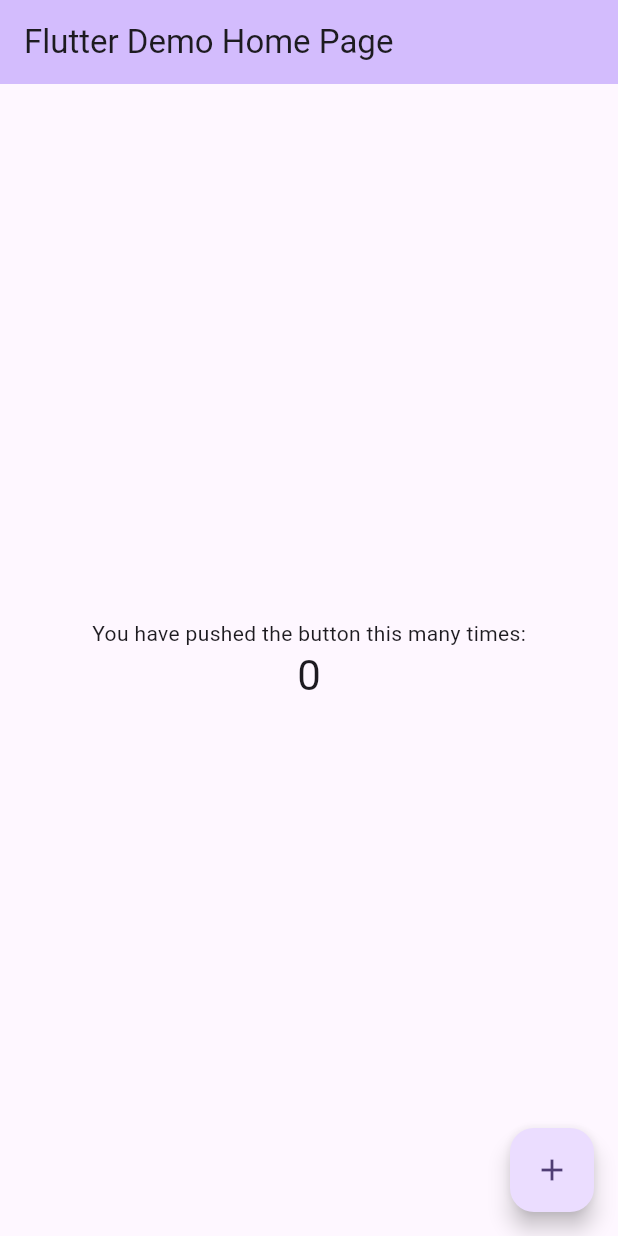
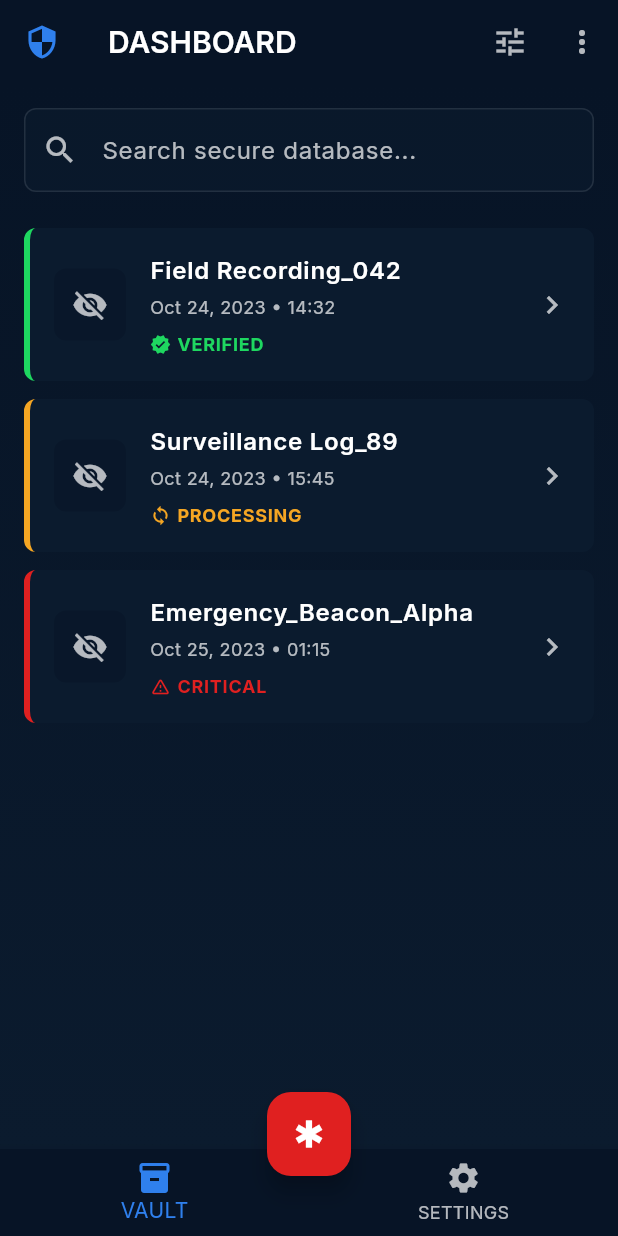
Before and after one commit to azizur-rahaman/tfgbv-prevention-platform, a Flutter app: the screen it shows after launch, on a phone screen of 412 x 824 dp. Run offline on Flutter 3.47's test engine with Material 3 defaults, Android fonts, the phone set to English and light mode, and no system bars; our stand-ins replace google_fonts.

Commit message:
chore: setup dark security theme and clean architecture

```diff
--- /dev/null
+++ b/lib/config/theme/app_colors.dart
@@ -0,0 +1,29 @@
+import 'package:flutter/material.dart';
+
+class AppColors {
+  // Primary Backgrounds
+  static const Color backgroundDark = Color(0xFF071426);
+  static const Color backgroundLight = Color(0xFF0B1B2E);
+
+  // Gradient Background
+  static const LinearGradient backgroundGradient = LinearGradient(
+    begin: Alignment.topCenter,
+    end: Alignment.bottomCenter,
+    colors: [
+      backgroundDark,
+      backgroundLight,
+    ],
+  );
+
+  // Accent Colors
+  static const Color primaryAccent = Color(0xFF2F80ED); // Alternatively 0xFF1E6BD6
+
+  // Status Colors
+  static const Color success = Color(0xFF1ED760); // Alternatively 0xFF16C784
+  static const Color warning = Color(0xFFF5A623);
+  static const Color critical = Color(0xFFE02020); // Alternatively 0xFFFF2D2D
+
+  // Text Colors
+  static const Color textPrimary = Colors.white;
+  static const Color textSecondary = Colors.white70;
+}
--- /dev/null
+++ b/lib/config/theme/app_theme.dart
@@ -0,0 +1,77 @@
+import 'package:flutter/material.dart';
+import 'package:google_fonts/google_fonts.dart';
+import 'app_colors.dart';
+
+class AppTheme {
+  static ThemeData get darkTheme {
+    return ThemeData(
+      useMaterial3: true,
+      brightness: Brightness.dark,
+      scaffoldBackgroundColor: AppColors.backgroundDark,
+      primaryColor: AppColors.primaryAccent,
+
+      // Typography System
+      textTheme: GoogleFonts.interTextTheme(ThemeData.dark().textTheme)
+          .copyWith(
+            titleLarge: GoogleFonts.inter(fontWeight: FontWeight.w500),
+            titleMedium: GoogleFonts.inter(fontWeight: FontWeight.w500),
+            titleSmall: GoogleFonts.inter(fontWeight: FontWeight.w500),
+            bodyLarge: GoogleFonts.inter(fontWeight: FontWeight.w400),
+            bodyMedium: GoogleFonts.inter(fontWeight: FontWeight.w400),
+            bodySmall: GoogleFonts.inter(fontWeight: FontWeight.w400),
+          ),
+
+      // Color Scheme
+      colorScheme: const ColorScheme.dark(
+        primary: AppColors.primaryAccent,
+        secondary: AppColors.backgroundLight,
+        surface: AppColors.backgroundLight,
+        error: AppColors.critical,
+        onPrimary: AppColors.textPrimary,
+        onSecondary: AppColors.textPrimary,
+        onSurface: AppColors.textPrimary,
+        onError: AppColors.textPrimary,
+      ),
+
+      // Components Theme
+      appBarTheme: AppBarTheme(
+        backgroundColor: Colors.transparent,
+        elevation: 0,
+        centerTitle: false,
+        titleTextStyle: GoogleFonts.inter(
+          fontSize: 20,
+          fontWeight: FontWeight.w600,
+          color: AppColors.textPrimary,
+        ),
+        iconTheme: const IconThemeData(color: AppColors.primaryAccent),
+      ),
+
+      elevatedButtonTheme: ElevatedButtonThemeData(
+        style: ElevatedButton.styleFrom(
+          backgroundColor: AppColors.primaryAccent,
+          foregroundColor: AppColors.textPrimary,
+          textStyle: GoogleFonts.inter(fontWeight: FontWeight.w500),
+          shape: RoundedRectangleBorder(borderRadius: BorderRadius.circular(8)),
+        ),
+      ),
+
+      inputDecorationTheme: InputDecorationTheme(
+        filled: true,
+        fillColor: AppColors.backgroundLight.withAlpha(128),
+        border: OutlineInputBorder(
+          borderRadius: BorderRadius.circular(8),
+          borderSide: BorderSide(color: Colors.white.withAlpha(26)),
+        ),
+        enabledBorder: OutlineInputBorder(
+          borderRadius: BorderRadius.circular(8),
+          borderSide: BorderSide(color: Colors.white.withAlpha(26)),
+        ),
+        focusedBorder: OutlineInputBorder(
+          borderRadius: BorderRadius.circular(8),
+          borderSide: const BorderSide(color: AppColors.primaryAccent),
+        ),
+        hintStyle: GoogleFonts.inter(color: AppColors.textSecondary),
+      ),
+    );
+  }
+}
--- a/lib/main.dart
+++ b/lib/main.dart
@@ -1,4 +1,6 @@
 import 'package:flutter/material.dart';
+import 'config/theme/app_theme.dart';
+import 'config/theme/app_colors.dart';
 
 void main() {
   runApp(const MyApp());
@@ -7,116 +9,182 @@ void main() {
 class MyApp extends StatelessWidget {
   const MyApp({super.key});
 
-  // This widget is the root of your application.
   @override
   Widget build(BuildContext context) {
     return MaterialApp(
-      title: 'Flutter Demo',
-      theme: ThemeData(
-        // This is the theme of your application.
-        //
-        // TRY THIS: Try running your application with "flutter run". You'll see
-        // the application has a purple toolbar. Then, without quitting the app,
-        // try changing the seedColor in the colorScheme below to Colors.green
-        // and then invoke "hot reload" (save your changes or press the "hot
-        // reload" button in a Flutter-supported IDE, or press "r" if you used
-        // the command line to start the app).
-        //
-        // Notice that the counter didn't reset back to zero; the application
-        // state is not lost during the reload. To reset the state, use hot
-        // restart instead.
-        //
-        // This works for code too, not just values: Most code changes can be
-        // tested with just a hot reload.
-        colorScheme: ColorScheme.fromSeed(seedColor: Colors.deepPurple),
-      ),
-      home: const MyHomePage(title: 'Flutter Demo Home Page'),
+      title: 'TFGBV Prevention Platform',
+      theme: AppTheme.darkTheme,
+      home: const TestDashboardScreen(),
+      debugShowCheckedModeBanner: false,
     );
   }
 }
 
-class MyHomePage extends StatefulWidget {
-  const MyHomePage({super.key, required this.title});
-
-  // This widget is the home page of your application. It is stateful, meaning
-  // that it has a State object (defined below) that contains fields that affect
-  // how it looks.
-
-  // This class is the configuration for the state. It holds the values (in this
-  // case the title) provided by the parent (in this case the App widget) and
-  // used by the build method of the State. Fields in a Widget subclass are
-  // always marked "final".
-
-  final String title;
-
-  @override
-  State<MyHomePage> createState() => _MyHomePageState();
-}
-
-class _MyHomePageState extends State<MyHomePage> {
-  int _counter = 0;
-
-  void _incrementCounter() {
-    setState(() {
-      // This call to setState tells the Flutter framework that something has
-      // changed in this State, which causes it to rerun the build method below
-      // so that the display can reflect the updated values. If we changed
-      // _counter without calling setState(), then the build method would not be
-      // called again, and so nothing would appear to happen.
-      _counter++;
-    });
-  }
+// Temporary screen to visualize the new theme
+class TestDashboardScreen extends StatelessWidget {
+  const TestDashboardScreen({super.key});
 
   @override
   Widget build(BuildContext context) {
-    // This method is rerun every time setState is called, for instance as done
-    // by the _incrementCounter method above.
-    //
-    // The Flutter framework has been optimized to make rerunning build methods
-    // fast, so that you can just rebuild anything that needs updating rather
-    // than having to individually change instances of widgets.
     return Scaffold(
       appBar: AppBar(
-        // TRY THIS: Try changing the color here to a specific color (to
-        // Colors.amber, perhaps?) and trigger a hot reload to see the AppBar
-        // change color while the other colors stay the same.
-        backgroundColor: Theme.of(context).colorScheme.inversePrimary,
-        // Here we take the value from the MyHomePage object that was created by
-        // the App.build method, and use it to set our appbar title.
-        title: Text(widget.title),
+        title: const Text('DASHBOARD'),
+        leading: const Icon(Icons.security, color: AppColors.primaryAccent),
+        actions: [
+          IconButton(
+            icon: const Icon(Icons.tune, color: AppColors.textSecondary),
+            onPressed: () {},
+          ),
+          IconButton(
+            icon: const Icon(Icons.more_vert, color: AppColors.textSecondary),
+            onPressed: () {},
+          ),
+        ],
       ),
-      body: Center(
-        // Center is a layout widget. It takes a single child and positions it
-        // in the middle of the parent.
-        child: Column(
-          // Column is also a layout widget. It takes a list of children and
-          // arranges them vertically. By default, it sizes itself to fit its
-          // children horizontally, and tries to be as tall as its parent.
-          //
-          // Column has various properties to control how it sizes itself and
-          // how it positions its children. Here we use mainAxisAlignment to
-          // center the children vertically; the main axis here is the vertical
-          // axis because Columns are vertical (the cross axis would be
-          // horizontal).
-          //
-          // TRY THIS: Invoke "debug painting" (choose the "Toggle Debug Paint"
-          // action in the IDE, or press "p" in the console), to see the
-          // wireframe for each widget.
-          mainAxisAlignment: MainAxisAlignment.center,
-          children: <Widget>[
-            const Text('You have pushed the button this many times:'),
-            Text(
-              '$_counter',
-              style: Theme.of(context).textTheme.headlineMedium,
+      body: Container(
+        decoration: const BoxDecoration(gradient: AppColors.backgroundGradient),
+        child: ListView(
+          padding: const EdgeInsets.all(16.0),
+          children: [
+            // Search Bar Mockup
+            TextField(
+              decoration: const InputDecoration(
+                hintText: 'Search secure database...',
+                prefixIcon: Icon(Icons.search, color: AppColors.textSecondary),
+              ),
+            ),
+            const SizedBox(height: 24),
+
+            // Verified Status Card
+            _buildStatusCard(
+              title: 'Field Recording_042',
+              timestamp: 'Oct 24, 2023 • 14:32',
+              statusText: 'VERIFIED',
+              statusColor: AppColors.success,
+              statusIcon: Icons.verified,
+              indicatorColor: AppColors.success,
+            ),
+            const SizedBox(height: 12),
+
+            // Processing Status Card
+            _buildStatusCard(
+              title: 'Surveillance Log_89',
+              timestamp: 'Oct 24, 2023 • 15:45',
+              statusText: 'PROCESSING',
+              statusColor: AppColors.warning,
+              statusIcon: Icons.sync,
+              indicatorColor: AppColors.warning,
+            ),
+            const SizedBox(height: 12),
+
+            // Critical Status Card example
+            _buildStatusCard(
+              title: 'Emergency_Beacon_Alpha',
+              timestamp: 'Oct 25, 2023 • 01:15',
+              statusText: 'CRITICAL',
+              statusColor: AppColors.critical,
+              statusIcon: Icons.warning_amber_rounded,
+              indicatorColor: AppColors.critical,
             ),
           ],
         ),
       ),
-      floatingActionButton: FloatingActionButton(
-        onPressed: _incrementCounter,
-        tooltip: 'Increment',
-        child: const Icon(Icons.add),
-      ), // This trailing comma makes auto-formatting nicer for build methods.
+      floatingActionButtonLocation: FloatingActionButtonLocation.centerDocked,
+      floatingActionButton: Padding(
+        padding: const EdgeInsets.only(bottom: 20.0),
+        child: FloatingActionButton(
+          onPressed: () {},
+          backgroundColor: AppColors.critical,
+          child: const Icon(Icons.emergency, color: Colors.white),
+        ),
+      ),
+      bottomNavigationBar: BottomNavigationBar(
+        backgroundColor: AppColors.backgroundDark,
+        selectedItemColor: AppColors.primaryAccent,
+        unselectedItemColor: AppColors.textSecondary,
+        items: const [
+          BottomNavigationBarItem(
+            icon: Icon(Icons.inventory_2),
+            label: 'VAULT',
+          ),
+          BottomNavigationBarItem(
+            icon: Icon(Icons.settings),
+            label: 'SETTINGS',
+          ),
+        ],
+      ),
+    );
+  }
+
+  Widget _buildStatusCard({
+    required String title,
+    required String timestamp,
+    required String statusText,
+    required Color statusColor,
+    required IconData statusIcon,
+    required Color indicatorColor,
+  }) {
+    return Container(
+      decoration: BoxDecoration(
+        color: AppColors.backgroundLight,
+        borderRadius: BorderRadius.circular(8),
+        border: Border(left: BorderSide(color: indicatorColor, width: 4)),
+      ),
+      child: ListTile(
+        contentPadding: const EdgeInsets.symmetric(horizontal: 16, vertical: 8),
+        leading: Container(
+          width: 48,
+          height: 48,
+          decoration: BoxDecoration(
+            color: AppColors.backgroundDark.withAlpha(128),
+            borderRadius: BorderRadius.circular(8),
+          ),
+          child: const Icon(
+            Icons.visibility_off,
+            color: AppColors.textSecondary,
+          ),
+        ),
+        title: Text(
+          title,
+          style: const TextStyle(
+            fontWeight: FontWeight.w600,
+            color: Colors.white,
+          ),
+        ),
+        subtitle: Column(
+          crossAxisAlignment: CrossAxisAlignment.start,
+          children: [
+            const SizedBox(height: 4),
+            Text(
+              timestamp,
+              style: const TextStyle(
+                color: AppColors.textSecondary,
+                fontSize: 12,
+              ),
+            ),
+            const SizedBox(height: 8),
+            Row(
+              children: [
+                Icon(statusIcon, color: statusColor, size: 14),
+                const SizedBox(width: 4),
+                Text(
+                  statusText,
+                  style: TextStyle(
+                    color: statusColor,
+                    fontSize: 12,
+                    fontWeight: FontWeight.bold,
+                    letterSpacing: 0.5,
+                  ),
+                ),
+              ],
+            ),
+          ],
+        ),
+        trailing: const Icon(
+          Icons.chevron_right,
+          color: AppColors.textSecondary,
+        ),
+      ),
     );
   }
 }
--- a/pubspec.yaml
+++ b/pubspec.yaml
@@ -34,6 +34,9 @@ dependencies:
   # The following adds the Cupertino Icons font to your application.
   # Use with the CupertinoIcons class for iOS style icons.
   cupertino_icons: ^1.0.8
+  flutter_bloc: ^9.1.1
+  equatable: ^2.0.8
+  google_fonts: ^6.3.2
 
 dev_dependencies:
   flutter_test:
```
Also changed, not shown: pubspec.lock, 7 other files.
